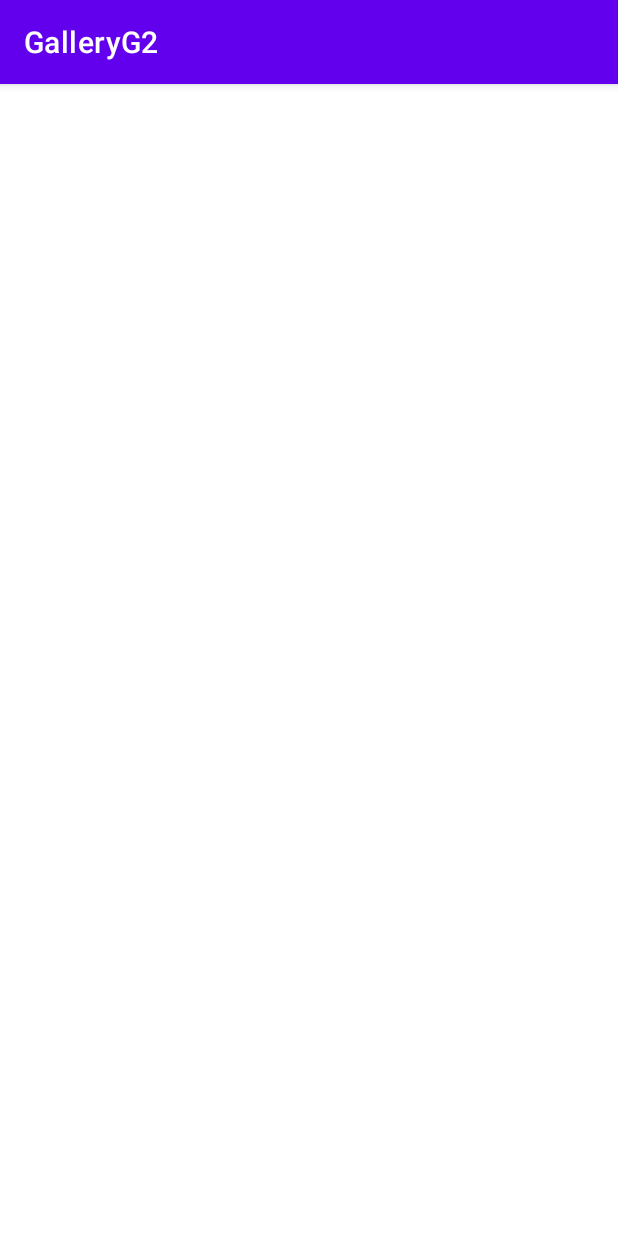
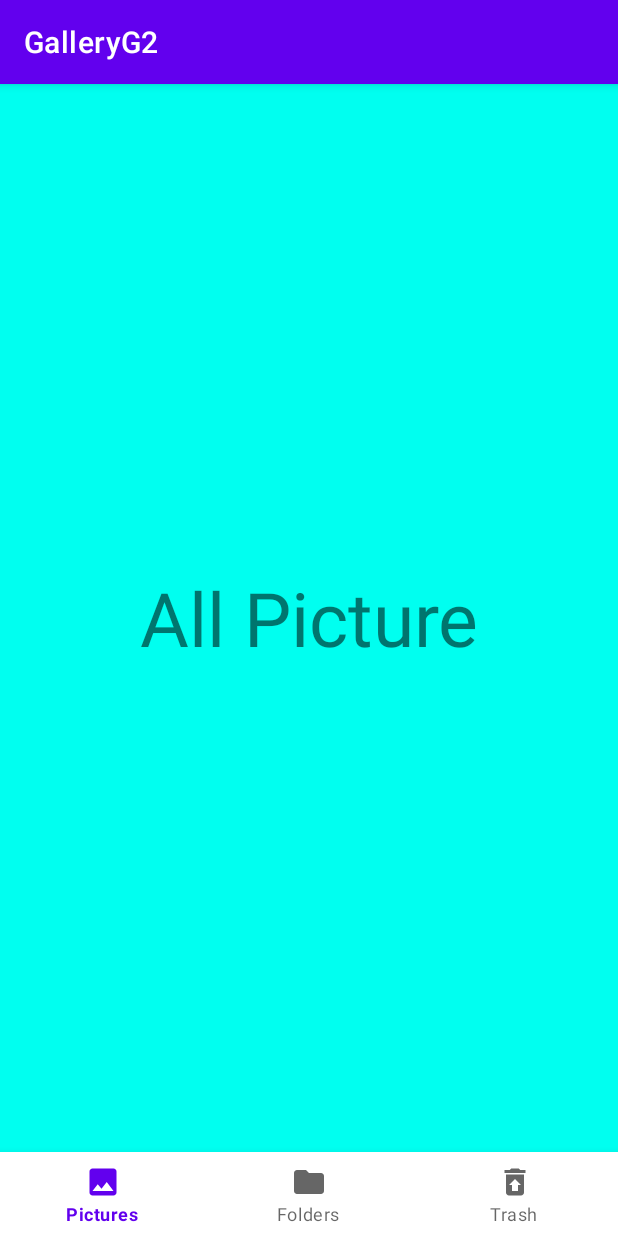
Before and after one commit to thanhanofhcmus/GalleryG2, an Android app: the screen it shows after launch (MainActivity), on a phone screen of 412 x 824 dp. Run offline under Robolectric (Android 15) with nearby library versions, the phone set to English and light mode, and no system bars; our stand-ins replace navigation-ui.

Commit message:
Adding Bottom Navigation View.

```diff
--- /dev/null
+++ b/app/src/main/java/com/gnine/galleryg2/AllPicturesFragment.java
@@ -0,0 +1,33 @@
+package com.gnine.galleryg2;
+
+import android.os.Bundle;
+
+import androidx.fragment.app.Fragment;
+
+import android.view.LayoutInflater;
+import android.view.View;
+import android.view.ViewGroup;
+
+public class AllPicturesFragment extends Fragment {
+
+
+    public AllPicturesFragment() {
+        // Required empty public constructor
+    }
+
+    public static AllPicturesFragment newInstance(String param1, String param2) {
+        return new AllPicturesFragment();
+    }
+
+    @Override
+    public void onCreate(Bundle savedInstanceState) {
+        super.onCreate(savedInstanceState);
+    }
+
+    @Override
+    public View onCreateView(LayoutInflater inflater, ViewGroup container,
+            Bundle savedInstanceState) {
+        // Inflate the layout for this fragment
+        return inflater.inflate(R.layout.fragment_all_pictures, container, false);
+    }
+}
--- a/app/src/main/java/com/gnine/galleryg2/MainActivity.java
+++ b/app/src/main/java/com/gnine/galleryg2/MainActivity.java
@@ -4,10 +4,22 @@ import android.os.Bundle;
 
 import androidx.annotation.Nullable;
 import androidx.appcompat.app.AppCompatActivity;
+import androidx.navigation.NavController;
+import androidx.navigation.NavHost;
+import androidx.navigation.fragment.NavHostFragment;
+import androidx.navigation.ui.NavigationUI;
+import com.google.android.material.bottomnavigation.BottomNavigationView;
 
 public class MainActivity extends AppCompatActivity {
     @Override
     protected void onCreate(@Nullable Bundle savedInstanceState) {
         super.onCreate(savedInstanceState);
+        setContentView(R.layout.main_activity);
+//        setContentView(R.layout.test_layout);
+        NavHostFragment navHostFragment = (NavHostFragment) getSupportFragmentManager().findFragmentById(R.id.navHostFragment);
+        assert navHostFragment != null;
+        NavController navController = navHostFragment.getNavController();
+        BottomNavigationView bottomNavigationView = findViewById(R.id.bottomNavView);
+        NavigationUI.setupWithNavController(bottomNavigationView,navController);
     }
 }
--- /dev/null
+++ b/app/src/main/res/drawable/ic_all_pictures.xml
@@ -0,0 +1,10 @@
+<vector xmlns:android="http://schemas.android.com/apk/res/android"
+    android:width="24dp"
+    android:height="24dp"
+    android:viewportWidth="24"
+    android:viewportHeight="24"
+    android:tint="?attr/colorControlNormal">
+  <path
+      android:fillColor="@android:color/white"
+      android:pathData="M21,19V5c0,-1.1 -0.9,-2 -2,-2H5c-1.1,0 -2,0.9 -2,2v14c0,1.1 0.9,2 2,2h14c1.1,0 2,-0.9 2,-2zM8.5,13.5l2.5,3.01L14.5,12l4.5,6H5l3.5,-4.5z"/>
+</vector>
--- /dev/null
+++ b/app/src/main/res/drawable/ic_folders.xml
@@ -0,0 +1,10 @@
+<vector xmlns:android="http://schemas.android.com/apk/res/android"
+    android:width="24dp"
+    android:height="24dp"
+    android:viewportWidth="24"
+    android:viewportHeight="24"
+    android:tint="?attr/colorControlNormal">
+  <path
+      android:fillColor="@android:color/white"
+      android:pathData="M10,4H4c-1.1,0 -1.99,0.9 -1.99,2L2,18c0,1.1 0.9,2 2,2h16c1.1,0 2,-0.9 2,-2V8c0,-1.1 -0.9,-2 -2,-2h-8l-2,-2z"/>
+</vector>
--- /dev/null
+++ b/app/src/main/res/drawable/ic_trash.xml
@@ -0,0 +1,10 @@
+<vector xmlns:android="http://schemas.android.com/apk/res/android"
+    android:width="24dp"
+    android:height="24dp"
+    android:viewportWidth="24"
+    android:viewportHeight="24"
+    android:tint="?attr/colorControlNormal">
+  <path
+      android:fillColor="@android:color/white"
+      android:pathData="M19,4h-3.5l-1,-1h-5l-1,1L5,4v2h14zM6,7v12c0,1.1 0.9,2 2,2h8c1.1,0 2,-0.9 2,-2L18,7L6,7zM14,14v4h-4v-4L8,14l4,-4 4,4h-2z"/>
+</vector>
--- /dev/null
+++ b/app/src/main/res/layout/fragment_all_pictures.xml
@@ -0,0 +1,16 @@
+<?xml version="1.0" encoding="utf-8"?>
+<FrameLayout xmlns:android="http://schemas.android.com/apk/res/android"
+    xmlns:tools="http://schemas.android.com/tools"
+    android:layout_width="match_parent"
+    android:layout_height="match_parent"
+    tools:context=".AllPicturesFragment">
+
+    <TextView
+        android:layout_width="match_parent"
+        android:layout_height="match_parent"
+        android:gravity="center"
+        android:textSize="50sp"
+        android:background="#FF00FFF0"
+        android:text="All Picture" />
+
+</FrameLayout>
--- /dev/null
+++ b/app/src/main/res/layout/main_activity.xml
@@ -0,0 +1,31 @@
+<?xml version="1.0" encoding="utf-8"?>
+<androidx.constraintlayout.widget.ConstraintLayout
+    xmlns:android="http://schemas.android.com/apk/res/android"
+    xmlns:app="http://schemas.android.com/apk/res-auto"
+    xmlns:tools="http://schemas.android.com/tools"
+    tools:context=".MainActivity"
+    android:layout_width="match_parent"
+    android:layout_height="match_parent">
+
+    <androidx.fragment.app.FragmentContainerView
+        android:id="@+id/navHostFragment"
+        android:name="androidx.navigation.fragment.NavHostFragment"
+        android:layout_width="match_parent"
+        android:layout_height="0dp"
+        app:defaultNavHost="true"
+        app:layout_constraintBottom_toTopOf="@+id/bottomNavView"
+        app:layout_constraintEnd_toEndOf="parent"
+        app:layout_constraintStart_toStartOf="parent"
+        app:layout_constraintTop_toTopOf="parent"
+        app:navGraph="@navigation/main_nav" />
+
+    <com.google.android.material.bottomnavigation.BottomNavigationView
+        android:id="@+id/bottomNavView"
+        android:layout_width="match_parent"
+        android:layout_height="wrap_content"
+        app:layout_constraintBottom_toBottomOf="parent"
+        app:layout_constraintEnd_toEndOf="parent"
+        app:layout_constraintStart_toStartOf="parent"
+        app:menu="@menu/bottom_menu"/>
+
+</androidx.constraintlayout.widget.ConstraintLayout>
--- /dev/null
+++ b/app/src/main/res/menu/bottom_menu.xml
@@ -0,0 +1,16 @@
+<?xml version="1.0" encoding="utf-8"?>
+<menu xmlns:android="http://schemas.android.com/apk/res/android">
+
+    <item
+        android:id="@+id/allPicturesFragment"
+        android:icon="@drawable/ic_all_pictures"
+        android:title="Pictures" />
+    <item
+        android:id="@+id/foldersFragment"
+        android:icon="@drawable/ic_folders"
+        android:title="Folders" />
+    <item
+        android:id="@+id/trashFragment"
+        android:icon="@drawable/ic_trash"
+        android:title="Trash" />
+</menu>
--- /dev/null
+++ b/app/src/main/res/navigation/main_nav.xml
@@ -0,0 +1,21 @@
+<?xml version="1.0" encoding="utf-8"?>
+<navigation xmlns:android="http://schemas.android.com/apk/res/android"
+    xmlns:app="http://schemas.android.com/apk/res-auto"
+    xmlns:tools="http://schemas.android.com/tools"
+    app:startDestination="@id/allPicturesFragment">
+    <fragment
+        android:id="@+id/allPicturesFragment"
+        android:name="com.gnine.galleryg2.AllPicturesFragment"
+        android:label="fragment_all_pictures"
+        tools:layout="@layout/fragment_all_pictures" />
+    <fragment
+        android:id="@+id/foldersFragment"
+        android:name="com.gnine.galleryg2.FoldersFragment"
+        android:label="fragment_folders"
+        tools:layout="@layout/fragment_folders" />
+    <fragment
+        android:id="@+id/trashFragment"
+        android:name="com.gnine.galleryg2.TrashFragment"
+        android:label="fragment_trash"
+        tools:layout="@layout/fragment_trash" />
+</navigation>
```
Also changed, not shown: app/build.gradle (+6 -1 lines), app/src/main/java/com/gnine/galleryg2/FoldersFragment.java (added, +36 -0 lines), app/src/main/java/com/gnine/galleryg2/TrashFragment.java (added, +33 -0 lines), app/src/main/res/layout/fragment_folders.xml (added, +15 -0 lines), app/src/main/res/layout/fragment_trash.xml (added, +16 -0 lines).
